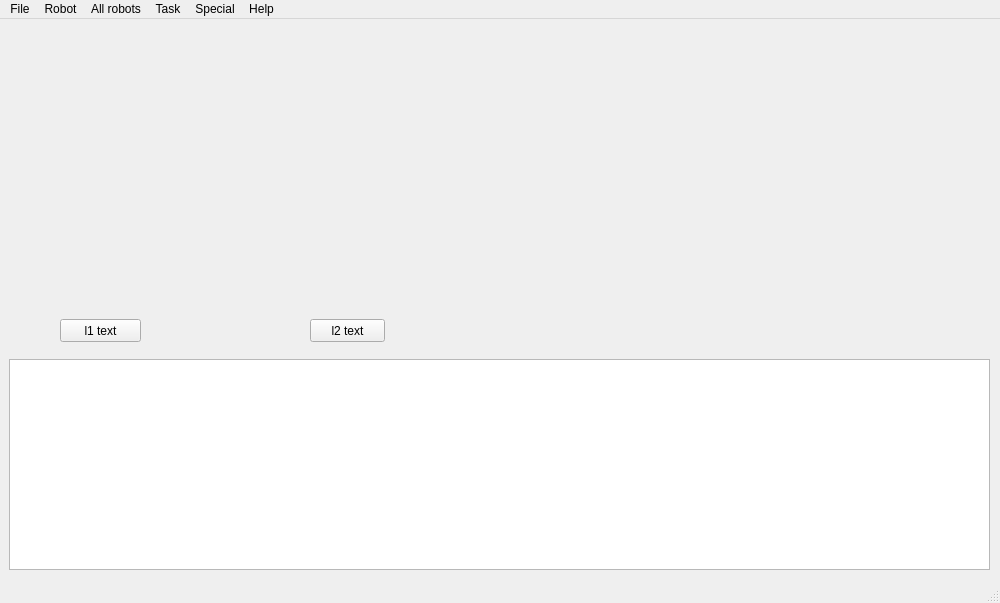
Old version of the form src/ui-qt-yoyek/mainwindow.ui in the repository ptroja/mrrocpp.
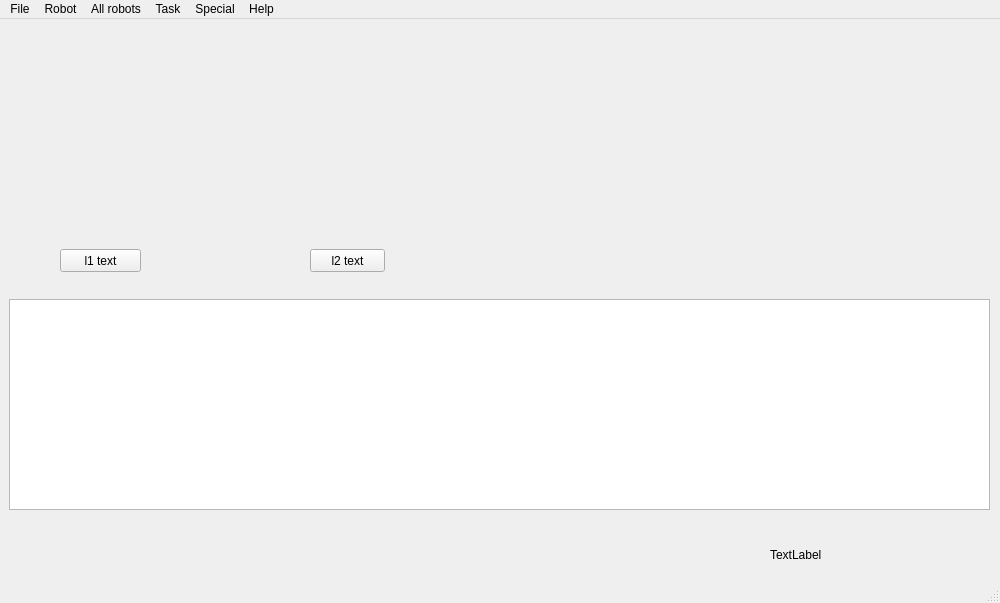
New version of the form.

Commit message: ui-qt notification label added

Patch:
```diff
--- a/src/ui-qt-yoyek/mainwindow.ui
+++ b/src/ui-qt-yoyek/mainwindow.ui
@@ -18,7 +18,7 @@
     <property name="geometry">
      <rect>
       <x>9</x>
-      <y>340</y>
+      <y>280</y>
       <width>981</width>
       <height>211</height>
      </rect>
@@ -34,7 +34,7 @@
     <property name="geometry">
      <rect>
       <x>60</x>
-      <y>300</y>
+      <y>230</y>
       <width>81</width>
       <height>23</height>
      </rect>
@@ -47,7 +47,7 @@
     <property name="geometry">
      <rect>
       <x>310</x>
-      <y>300</y>
+      <y>230</y>
       <width>75</width>
       <height>23</height>
      </rect>
@@ -56,6 +56,19 @@
      <string>l2 text</string>
     </property>
    </widget>
+   <widget class="QLabel" name="notification_label">
+    <property name="geometry">
+     <rect>
+      <x>770</x>
+      <y>520</y>
+      <width>221</width>
+      <height>31</height>
+     </rect>
+    </property>
+    <property name="text">
+     <string>TextLabel</string>
+    </property>
+   </widget>
   </widget>
   <widget class="QMenuBar" name="menuBar">
    <property name="geometry">
```
The commit also changes 4 other files.
